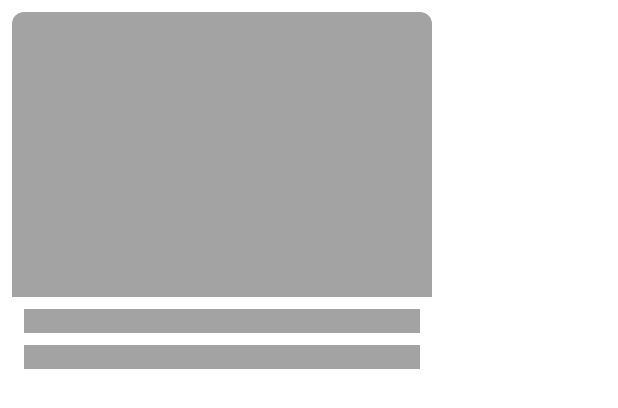
After one commit to Taka1304/kit-bbs, an Android app: the layout event_card_skeleton.xml on its own in the app's theme, with its tools: preview values and no code run, on a phone screen of 412 x 824 dp. The commit adds this screen. Shown: the top 408 px of the screen. Run offline under Robolectric (Android 15) with nearby library versions, the phone set to English and light mode, and no system bars.

Commit message:
Change: スレッドのユーザー名→タグに変更

```diff
--- a/app/src/main/java/com/example/kit_bbs/CreateThreadFragment.java
+++ b/app/src/main/java/com/example/kit_bbs/CreateThreadFragment.java
@@ -133,7 +133,7 @@ public class CreateThreadFragment extends Fragment {
                     threadsCollection.document(threadId).set(thread);
                 })
                 .addOnFailureListener(e -> {
-
+                    // みすったとき
                 });
 
         closeFragment();
--- a/app/src/main/java/com/example/kit_bbs/ThreadFragment.java
+++ b/app/src/main/java/com/example/kit_bbs/ThreadFragment.java
@@ -1,6 +1,7 @@
 package com.example.kit_bbs;
 
 import android.os.Bundle;
+import android.text.TextUtils;
 import android.view.LayoutInflater;
 import android.view.View;
 import android.view.ViewGroup;
@@ -89,11 +90,16 @@ public class ThreadFragment extends Fragment {
             View itemView = getLayoutInflater().inflate(R.layout.thread_item, null);
             TextView titleTextView = itemView.findViewById(R.id.titleTextView);
             TextView timestampTextView = itemView.findViewById(R.id.timestampTextView);
-            TextView usernameTextView = itemView.findViewById(R.id.usernameTextView);
+            TextView tagsTextView = itemView.findViewById(R.id.tagsTextView);
 
             titleTextView.setText(thread.getTitle());
             timestampTextView.setText(formatDate(thread.getCreatedAt().toDate()));
-            usernameTextView.setText(thread.getUserId());
+            List<String> tags = thread.getTags();
+            List<String> formattedTags = new ArrayList<>();
+            for (String tag : tags) {
+                formattedTags.add("#" + tag);
+            }
+            tagsTextView.setText(TextUtils.join(" ", formattedTags));
 
             itemView.setOnClickListener(new View.OnClickListener() {
                 @Override
--- /dev/null
+++ b/app/src/main/res/layout/event_card_skeleton.xml
@@ -0,0 +1,43 @@
+<androidx.cardview.widget.CardView
+    xmlns:android="http://schemas.android.com/apk/res/android"
+    xmlns:app="http://schemas.android.com/apk/res-auto"
+    android:layout_width="wrap_content"
+    android:layout_height="match_parent"
+    android:layout_margin="8dp"
+    app:cardCornerRadius="8dp"
+    app:cardElevation="4dp"
+    android:clickable="false"
+    android:focusable="false"
+    >
+
+    <LinearLayout
+        android:layout_width="match_parent"
+        android:layout_height="match_parent"
+        android:orientation="vertical"
+        >
+
+        <View
+            android:id="@+id/skeletonImageViewThumbnail"
+            android:layout_width="280dp"
+            android:layout_height="190dp"
+            android:background="@color/skeleton_gray" />
+
+        <View
+            android:id="@+id/skeletonTextViewTitle"
+            android:layout_width="match_parent"
+            android:layout_height="16dp"
+            android:layout_marginTop="8dp"
+            android:layout_marginHorizontal="8dp"
+            android:background="@color/skeleton_gray" />
+
+        <View
+            android:id="@+id/skeletonTextViewHashtags"
+            android:layout_width="match_parent"
+            android:layout_height="16dp"
+            android:layout_marginTop="8dp"
+            android:layout_marginHorizontal="8dp"
+            android:background="@color/skeleton_gray" />
+
+    </LinearLayout>
+
+</androidx.cardview.widget.CardView>
--- a/app/src/main/res/layout/thread_item.xml
+++ b/app/src/main/res/layout/thread_item.xml
@@ -19,7 +19,7 @@
         android:textSize="14sp" />
 
     <TextView
-        android:id="@+id/usernameTextView"
+        android:id="@+id/tagsTextView"
         android:layout_width="wrap_content"
         android:layout_height="wrap_content"
         android:textSize="14sp"
--- a/app/src/main/res/values/colors.xml
+++ b/app/src/main/res/values/colors.xml
@@ -7,4 +7,5 @@
     <color name="teal_700">#ce3832</color>
     <color name="black">#FF000000</color>
     <color name="white">#FFFFFFFF</color>
+    <color name="skeleton_gray">#f09e9e9e</color>
 </resources>
```
